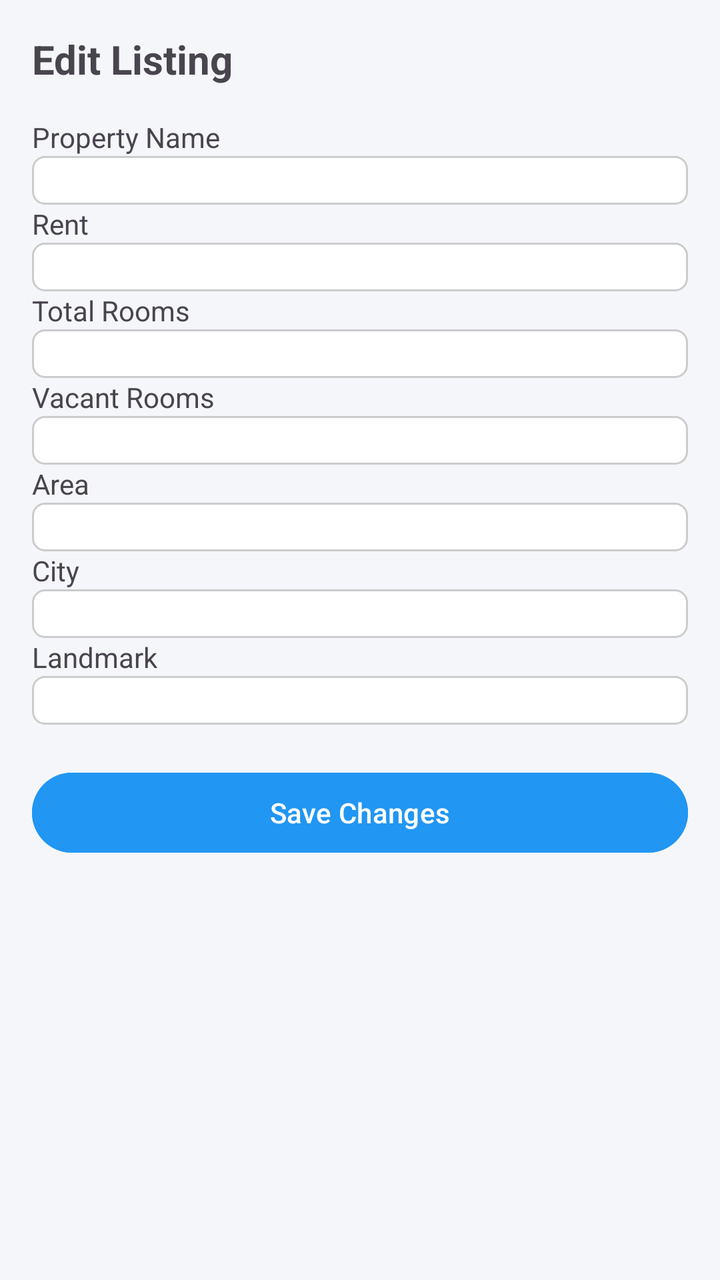
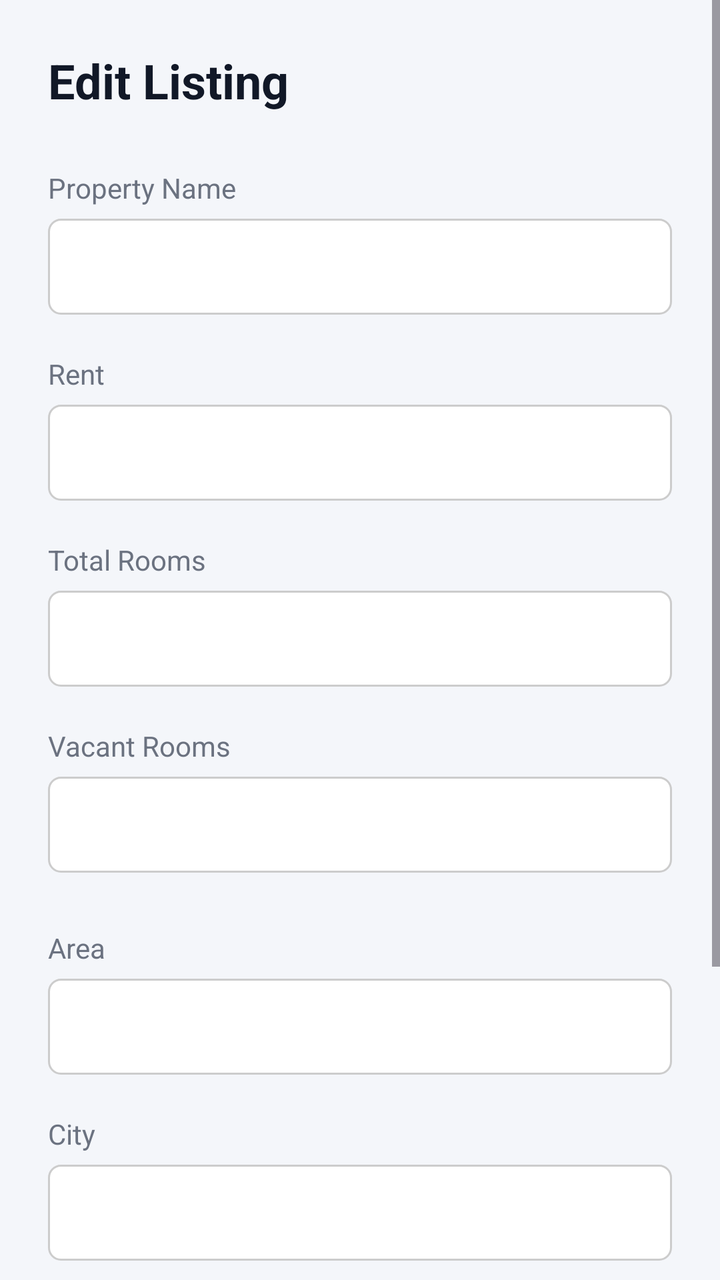

Before-and-after screenshots of an Android layout around one commit, followed by the original layout XML and the change that was made.
<!-- AndroidManifest.xml: application theme Theme.CampusSaathi -->
<!-- res/layout/activity_owner_edit_listing.xml -->
<?xml version="1.0" encoding="utf-8"?>
<ScrollView xmlns:android="http://schemas.android.com/apk/res/android"
    android:background="#F4F6FA"
    android:layout_width="match_parent"
    android:layout_height="match_parent">

    <LinearLayout
        android:padding="16dp"
        android:orientation="vertical"
        android:layout_width="match_parent"
        android:layout_height="wrap_content">

        
        <TextView
            android:text="Edit Listing"
            android:textSize="20sp"
            android:textStyle="bold"
            android:layout_marginBottom="16dp"
            android:layout_width="wrap_content"
            android:layout_height="wrap_content"/>

        

        <LinearLayout
            android:id="@+id/layoutRoom"
            android:orientation="vertical"
            android:layout_width="match_parent"
            android:layout_height="wrap_content">

            <TextView android:text="Property Name"
                android:layout_height="wrap_content"
                android:layout_width="wrap_content"/>
            <EditText
                android:id="@+id/etPropertyName"
                android:background="@drawable/edit_bg"
                android:layout_width="match_parent"
                android:layout_height="wrap_content"/>

            <TextView android:text="Rent"
                android:layout_height="wrap_content"
                android:layout_width="wrap_content"/>
            <EditText
                android:id="@+id/etRent"
                android:inputType="number"
                android:background="@drawable/edit_bg"
                android:layout_width="match_parent"
                android:layout_height="wrap_content"/>

            <TextView android:text="Total Rooms"
                android:layout_height="wrap_content"
                android:layout_width="wrap_content"/>
            <EditText
                android:id="@+id/etTotalUnits"
                android:inputType="number"
                android:background="@drawable/edit_bg"
                android:layout_width="match_parent"
                android:layout_height="wrap_content"/>

            <TextView android:text="Vacant Rooms"
                android:layout_height="wrap_content"
                android:layout_width="wrap_content"/>
            <EditText
                android:id="@+id/etAvailableUnits"
                android:inputType="number"
                android:background="@drawable/edit_bg"
                android:layout_width="match_parent"
                android:layout_height="wrap_content"/>

        </LinearLayout>

        

        <LinearLayout
            android:id="@+id/layoutMess"
            android:visibility="gone"
            android:orientation="vertical"
            android:layout_width="match_parent"
            android:layout_height="wrap_content">

            <TextView android:text="Mess Name"
                android:layout_height="wrap_content"
                android:layout_width="wrap_content"/>
            <EditText
                android:id="@+id/etMessName"
                android:background="@drawable/edit_bg"
                android:layout_width="match_parent"
                android:layout_height="wrap_content"/>

            <TextView android:text="Monthly Charge"
                android:layout_height="wrap_content"
                android:layout_width="wrap_content"/>
            <EditText
                android:id="@+id/etMonthlyCharge"
                android:inputType="number"
                android:background="@drawable/edit_bg"
                android:layout_width="match_parent"
                android:layout_height="wrap_content"/>

            <TextView android:text="Daily Charge"
                android:layout_height="wrap_content"
                android:layout_width="wrap_content"/>
            <EditText
                android:id="@+id/etDailyCharge"
                android:inputType="number"
                android:background="@drawable/edit_bg"
                android:layout_width="match_parent"
                android:layout_height="wrap_content"/>

        </LinearLayout>

        

        <LinearLayout
            android:id="@+id/layoutTuition"
            android:visibility="gone"
            android:orientation="vertical"
            android:layout_width="match_parent"
            android:layout_height="wrap_content">

            <TextView android:text="Tuition Name"
                android:layout_height="wrap_content"
                android:layout_width="wrap_content"/>
            <EditText
                android:id="@+id/etTuitionName"
                android:background="@drawable/edit_bg"
                android:layout_width="match_parent"
                android:layout_height="wrap_content"/>

            <TextView android:text="Fees"
                android:layout_height="wrap_content"
                android:layout_width="wrap_content"/>
            <EditText
                android:id="@+id/etFees"
                android:inputType="number"
                android:background="@drawable/edit_bg"
                android:layout_width="match_parent"
                android:layout_height="wrap_content"/>

            <TextView android:text="Duration"
                android:layout_height="wrap_content"
                android:layout_width="wrap_content"/>
            <EditText
                android:id="@+id/etDuration"
                android:background="@drawable/edit_bg"
                android:layout_width="match_parent"
                android:layout_height="wrap_content"/>

        </LinearLayout>

        

        <TextView android:text="Area"
            android:layout_height="wrap_content"
            android:layout_width="wrap_content"/>
        <EditText
            android:id="@+id/etArea"
            android:background="@drawable/edit_bg"
            android:layout_width="match_parent"
            android:layout_height="wrap_content"/>

        <TextView android:text="City"
            android:layout_height="wrap_content"
            android:layout_width="wrap_content"/>
        <EditText
            android:id="@+id/etCity"
            android:background="@drawable/edit_bg"
            android:layout_width="match_parent"
            android:layout_height="wrap_content"/>

        <TextView android:text="Landmark"
            android:layout_height="wrap_content"
            android:layout_width="wrap_content"/>
        <EditText
            android:id="@+id/etLandmark"
            android:background="@drawable/edit_bg"
            android:layout_width="match_parent"
            android:layout_height="wrap_content"/>

        
        <Button
            android:id="@+id/btnSave"
            android:text="Save Changes"
            android:layout_marginTop="20dp"
            android:backgroundTint="#2196F3"
            android:textColor="@android:color/white"
            android:layout_width="match_parent"
            android:layout_height="48dp"/>

    </LinearLayout>
</ScrollView>
<!-- resources referenced by this layout -->
<resources>
  <!-- drawable edit_bg (drawable) -->
  <shape xmlns:android="http://schemas.android.com/apk/res/android">
      <solid android:color="#FFFFFF"/>
      <stroke android:width="1dp" android:color="#CCCCCC"/>
      <corners android:radius="6dp"/>
  </shape>
  <style name="Theme.CampusSaathi" parent="Base.Theme.CampusSaathi" />
  <style name="Base.Theme.CampusSaathi" parent="Theme.Material3.Light.NoActionBar">
          
      </style>
</resources>

<!-- the commit's change to res/layout/activity_owner_edit_listing.xml (unified diff, before → after) -->
@@ -5,7 +5,10 @@
     android:layout_height="match_parent">
 
     <LinearLayout
-        android:padding="16dp"
+        android:paddingStart="24dp"
+        android:paddingEnd="24dp"
+        android:paddingTop="24dp"
+        android:paddingBottom="32dp"
         android:orientation="vertical"
         android:layout_width="match_parent"
         android:layout_height="wrap_content">
@@ -13,63 +16,90 @@
         
         <TextView
             android:text="Edit Listing"
-            android:textSize="20sp"
+            android:textSize="24sp"
             android:textStyle="bold"
-            android:layout_marginBottom="16dp"
-            android:layout_width="wrap_content"
-            android:layout_height="wrap_content"/>
-
-        
-
+            android:textColor="#111827"
+            android:layout_marginBottom="28dp"
+            android:layout_width="wrap_content"
+            android:layout_height="wrap_content"/>
+
+        
         <LinearLayout
             android:id="@+id/layoutRoom"
             android:orientation="vertical"
             android:layout_width="match_parent"
             android:layout_height="wrap_content">
 
-            <TextView android:text="Property Name"
-                android:layout_height="wrap_content"
-                android:layout_width="wrap_content"/>
+            <TextView
+                android:text="Property Name"
+                android:textSize="14sp"
+                android:textColor="#6B7280"
+                android:layout_marginBottom="6dp"
+                android:layout_width="wrap_content"
+                android:layout_height="wrap_content"/>
+
             <EditText
                 android:id="@+id/etPropertyName"
                 android:background="@drawable/edit_bg"
-                android:layout_width="match_parent"
-                android:layout_height="wrap_content"/>
-
-            <TextView android:text="Rent"
-                android:layout_height="wrap_content"
-                android:layout_width="wrap_content"/>
+                android:padding="14dp"
+                android:layout_marginBottom="20dp"
+                android:layout_width="match_parent"
+                android:layout_height="48dp"/>
+
+            <TextView
+                android:text="Rent"
+                android:textSize="14sp"
+                android:textColor="#6B7280"
+                android:layout_marginBottom="6dp"
+                android:layout_width="wrap_content"
+                android:layout_height="wrap_content"/>
+
             <EditText
                 android:id="@+id/etRent"
                 android:inputType="number"
                 android:background="@drawable/edit_bg"
-                android:layout_width="match_parent"
-                android:layout_height="wrap_content"/>
-
-            <TextView android:text="Total Rooms"
-                android:layout_height="wrap_content"
-                android:layout_width="wrap_content"/>
+                android:padding="14dp"
+                android:layout_marginBottom="20dp"
+                android:layout_width="match_parent"
+                android:layout_height="48dp"/>
+
+            <TextView
+                android:text="Total Rooms"
+                android:textSize="14sp"
+                android:textColor="#6B7280"
+                android:layout_marginBottom="6dp"
+                android:layout_width="wrap_content"
+                android:layout_height="wrap_content"/>
+
             <EditText
                 android:id="@+id/etTotalUnits"
                 android:inputType="number"
                 android:background="@drawable/edit_bg"
-                android:layout_width="match_parent"
-                android:layout_height="wrap_content"/>
-
-            <TextView android:text="Vacant Rooms"
-                android:layout_height="wrap_content"
-                android:layout_width="wrap_content"/>
+                android:padding="14dp"
+                android:layout_marginBottom="20dp"
+                android:layout_width="match_parent"
+                android:layout_height="48dp"/>
+
+            <TextView
+                android:text="Vacant Rooms"
+                android:textSize="14sp"
+                android:textColor="#6B7280"
+                android:layout_marginBottom="6dp"
+                android:layout_width="wrap_content"
+                android:layout_height="wrap_content"/>
+
             <EditText
                 android:id="@+id/etAvailableUnits"
                 android:inputType="number"
                 android:background="@drawable/edit_bg"
-                android:layout_width="match_parent"
-                android:layout_height="wrap_content"/>
+                android:padding="14dp"
+                android:layout_marginBottom="28dp"
+                android:layout_width="match_parent"
+                android:layout_height="48dp"/>
 
         </LinearLayout>
 
         
-
         <LinearLayout
             android:id="@+id/layoutMess"
             android:visibility="gone"
@@ -77,39 +107,59 @@
             android:layout_width="match_parent"
             android:layout_height="wrap_content">
 
-            <TextView android:text="Mess Name"
-                android:layout_height="wrap_content"
-                android:layout_width="wrap_content"/>
+            <TextView
+                android:text="Mess Name"
+                android:textSize="14sp"
+                android:textColor="#6B7280"
+                android:layout_marginBottom="6dp"
+                android:layout_width="wrap_content"
+                android:layout_height="wrap_content"/>
+
             <EditText
                 android:id="@+id/etMessName"
                 android:background="@drawable/edit_bg"
-                android:layout_width="match_parent"
-                android:layout_height="wrap_content"/>
-
-            <TextView android:text="Monthly Charge"
-                android:layout_height="wrap_content"
-                android:layout_width="wrap_content"/>
+                android:padding="14dp"
+                android:layout_marginBottom="20dp"
+                android:layout_width="match_parent"
+                android:layout_height="48dp"/>
+
+            <TextView
+                android:text="Monthly Charge"
+                android:textSize="14sp"
+                android:textColor="#6B7280"
+                android:layout_marginBottom="6dp"
+                android:layout_width="wrap_content"
+                android:layout_height="wrap_content"/>
+
             <EditText
                 android:id="@+id/etMonthlyCharge"
                 android:inputType="number"
                 android:background="@drawable/edit_bg"
-                android:layout_width="match_parent"
-                android:layout_height="wrap_content"/>
-
-            <TextView android:text="Daily Charge"
-                android:layout_height="wrap_content"
-                android:layout_width="wrap_content"/>
+                android:padding="14dp"
+                android:layout_marginBottom="20dp"
+                android:layout_width="match_parent"
+                android:layout_height="48dp"/>
+
+            <TextView
+                android:text="Daily Charge"
+                android:textSize="14sp"
+                android:textColor="#6B7280"
+                android:layout_marginBottom="6dp"
+                android:layout_width="wrap_content"
+                android:layout_height="wrap_content"/>
+
             <EditText
                 android:id="@+id/etDailyCharge"
                 android:inputType="number"
                 android:background="@drawable/edit_bg"
-                android:layout_width="match_parent"
-                android:layout_height="wrap_content"/>
+                android:padding="14dp"
+                android:layout_marginBottom="28dp"
+                android:layout_width="match_parent"
+                android:layout_height="48dp"/>
 
         </LinearLayout>
 
         
-
         <LinearLayout
             android:id="@+id/layoutTuition"
             android:visibility="gone"
@@ -117,74 +167,119 @@
             android:layout_width="match_parent"
             android:layout_height="wrap_content">
 
-            <TextView android:text="Tuition Name"
-                android:layout_height="wrap_content"
-                android:layout_width="wrap_content"/>
+            <TextView
+                android:text="Tuition Name"
+                android:textSize="14sp"
+                android:textColor="#6B7280"
+                android:layout_marginBottom="6dp"
+                android:layout_width="wrap_content"
+                android:layout_height="wrap_content"/>
+
             <EditText
                 android:id="@+id/etTuitionName"
                 android:background="@drawable/edit_bg"
-                android:layout_width="match_parent"
-                android:layout_height="wrap_content"/>
-
-            <TextView android:text="Fees"
-                android:layout_height="wrap_content"
-                android:layout_width="wrap_content"/>
+                android:padding="14dp"
+                android:layout_marginBottom="20dp"
+                android:layout_width="match_parent"
+                android:layout_height="48dp"/>
+
+            <TextView
+                android:text="Fees"
+                android:textSize="14sp"
+                android:textColor="#6B7280"
+                android:layout_marginBottom="6dp"
+                android:layout_width="wrap_content"
+                android:layout_height="wrap_content"/>
+
             <EditText
                 android:id="@+id/etFees"
                 android:inputType="number"
                 android:background="@drawable/edit_bg"
-                android:layout_width="match_parent"
-                android:layout_height="wrap_content"/>
-
-            <TextView android:text="Duration"
-                android:layout_height="wrap_content"
-                android:layout_width="wrap_content"/>
+                android:padding="14dp"
+                android:layout_marginBottom="20dp"
+                android:layout_width="match_parent"
+                android:layout_height="48dp"/>
+
+            <TextView
+                android:text="Duration"
+                android:textSize="14sp"
+                android:textColor="#6B7280"
+                android:layout_marginBottom="6dp"
+                android:layout_width="wrap_content"
+                android:layout_height="wrap_content"/>
+
             <EditText
                 android:id="@+id/etDuration"
                 android:background="@drawable/edit_bg"
-                android:layout_width="match_parent"
-                android:layout_height="wrap_content"/>
+                android:padding="14dp"
+                android:layout_marginBottom="28dp"
+                android:layout_width="match_parent"
+                android:layout_height="48dp"/>
 
         </LinearLayout>
 
         
 
-        <TextView android:text="Area"
-            android:layout_height="wrap_content"
-            android:layout_width="wrap_content"/>
+        <TextView
+            android:text="Area"
+            android:textSize="14sp"
+            android:textColor="#6B7280"
+            android:layout_marginBottom="6dp"
+            android:layout_width="wrap_content"
+            android:layout_height="wrap_content"/>
+
         <EditText
             android:id="@+id/etArea"
             android:background="@drawable/edit_bg"
-            android:layout_width="match_parent"
-            android:layout_height="wrap_content"/>
-
-        <TextView android:text="City"
-            android:layout_height="wrap_content"
-            android:layout_width="wrap_content"/>
+            android:padding="14dp"
+            android:layout_marginBottom="20dp"
+            android:layout_width="match_parent"
+            android:layout_height="48dp"/>
+
+        <TextView
+            android:text="City"
+            android:textSize="14sp"
+            android:textColor="#6B7280"
+            android:layout_marginBottom="6dp"
+            android:layout_width="wrap_content"
+            android:layout_height="wrap_content"/>
+
         <EditText
             android:id="@+id/etCity"
             android:background="@drawable/edit_bg"
-            android:layout_width="match_parent"
-            android:layout_height="wrap_content"/>
-
-        <TextView android:text="Landmark"
-            android:layout_height="wrap_content"
-            android:layout_width="wrap_content"/>
+            android:padding="14dp"
+            android:layout_marginBottom="20dp"
+            android:layout_width="match_parent"
+            android:layout_height="48dp"/>
+
+        <TextView
+            android:text="Landmark"
+            android:textSize="14sp"
+            android:textColor="#6B7280"
+            android:layout_marginBottom="6dp"
+            android:layout_width="wrap_content"
+            android:layout_height="wrap_content"/>
+
         <EditText
             android:id="@+id/etLandmark"
             android:background="@drawable/edit_bg"
-            android:layout_width="match_parent"
-            android:layout_height="wrap_content"/>
+            android:padding="14dp"
+            android:layout_marginBottom="32dp"
+            android:layout_width="match_parent"
+            android:layout_height="48dp"/>
 
         
         <Button
             android:id="@+id/btnSave"
             android:text="Save Changes"
-            android:layout_marginTop="20dp"
-            android:backgroundTint="#2196F3"
+            android:textAllCaps="false"
+            android:textSize="16sp"
+            android:textStyle="bold"
+            android:layout_marginTop="8dp"
+            android:backgroundTint="#2563EB"
             android:textColor="@android:color/white"
             android:layout_width="match_parent"
-            android:layout_height="48dp"/>
+            android:layout_height="52dp"/>
 
     </LinearLayout>
 </ScrollView>
